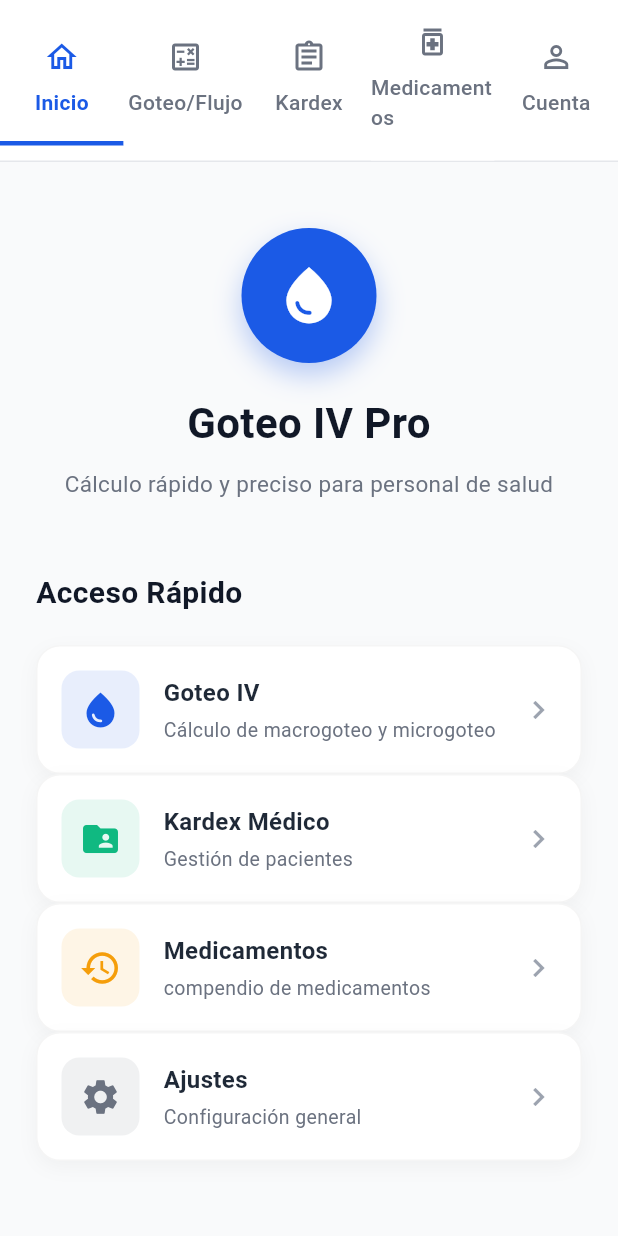
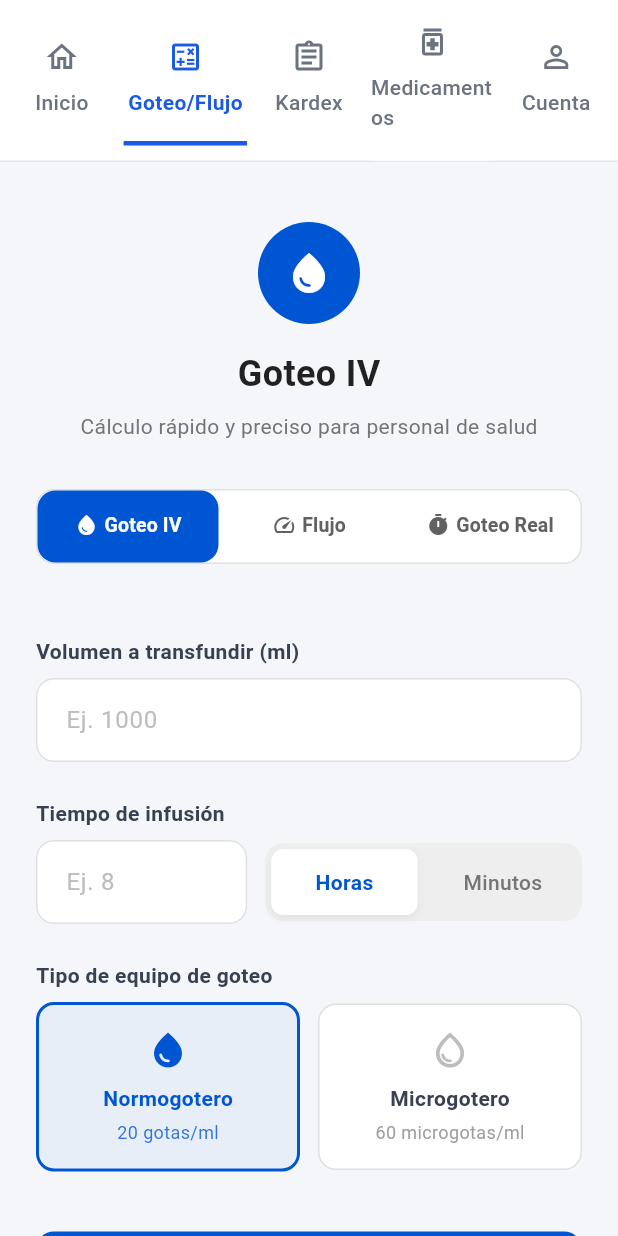
Before and after one commit to danielibarra182-afk/nursestation-, a Flutter app: the screen it shows after launch, after a tap on "Goteo IV", on a phone screen of 412 x 824 dp. Run offline on Flutter 3.47's test engine with Material 3 defaults, Android fonts, the phone set to English and light mode, and no system bars; our stand-ins replace hive, hive_flutter; accounts and stored records are empty; generated files the repository leaves out were written again.

Commit message:
agregue la interfase goteoiv

```diff
--- a/lib/main.dart
+++ b/lib/main.dart
@@ -1,7 +1,10 @@
 import 'package:flutter/material.dart';
 import 'screens/inicio_screen.dart';
+import 'services/hive_service.dart';
 
-void main() {
+void main() async {
+  WidgetsFlutterBinding.ensureInitialized();
+  await HiveService.init();
   runApp(const MyApp());
 }
 
@@ -16,71 +19,3 @@ class MyApp extends StatelessWidget {
     );
   }
 }
-
-class CalculadoraGoteo extends StatefulWidget {
-  const CalculadoraGoteo({super.key});
-
-  @override
-  State<CalculadoraGoteo> createState() => _CalculadoraGoteoState();
-}
-
-class _CalculadoraGoteoState extends State<CalculadoraGoteo> {
-  final TextEditingController mlController = TextEditingController();
-  final TextEditingController tiempoController = TextEditingController();
-
-  int factor = 20;
-  double resultado = 0;
-
-  void calcular() {
-    double ml = double.tryParse(mlController.text) ?? 0;
-    double tiempo = double.tryParse(tiempoController.text) ?? 1;
-
-    setState(() {
-      resultado = (ml * factor) / tiempo;
-    });
-  }
-
-  @override
-  Widget build(BuildContext context) {
-    return Scaffold(
-      appBar: AppBar(title: const Text("Goteo IV")),
-      body: Padding(
-        padding: const EdgeInsets.all(20),
-        child: Column(
-          children: [
-            TextField(
-              controller: mlController,
-              keyboardType: TextInputType.number,
-              decoration: const InputDecoration(labelText: "Volumen (ml)"),
-            ),
-            TextField(
-              controller: tiempoController,
-              keyboardType: TextInputType.number,
-              decoration: const InputDecoration(labelText: "Tiempo (min)"),
-            ),
-            const SizedBox(height: 10),
-            DropdownButton<int>(
-              value: factor,
-              items: const [
-                DropdownMenuItem(value: 20, child: Text("Macrogotero (20)")),
-                DropdownMenuItem(value: 60, child: Text("Microgotero (60)")),
-              ],
-              onChanged: (value) {
-                setState(() {
-                  factor = value!;
-                });
-              },
-            ),
-            const SizedBox(height: 20),
-            ElevatedButton(onPressed: calcular, child: const Text("Calcular")),
-            const SizedBox(height: 20),
-            Text(
-              "Resultado: ${resultado.toStringAsFixed(2)} gotas/min",
-              style: const TextStyle(fontSize: 20),
-            ),
-          ],
-        ),
-      ),
-    );
-  }
-}
--- /dev/null
+++ b/lib/screens/goteo_flujo/calculadora_maestra_screen.dart
@@ -0,0 +1,177 @@
+import 'package:flutter/material.dart';
+import 'goteo_iv_view.dart';
+import 'flujo_iv_view.dart';
+import 'goteo_real_view.dart';
+
+class CalculadoraMaestraScreen extends StatefulWidget {
+  const CalculadoraMaestraScreen({super.key});
+
+  @override
+  State<CalculadoraMaestraScreen> createState() => _CalculadoraMaestraScreenState();
+}
+
+class _CalculadoraMaestraScreenState extends State<CalculadoraMaestraScreen>
+    with SingleTickerProviderStateMixin {
+  late TabController _tabController;
+
+  @override
+  void initState() {
+    super.initState();
+    _tabController = TabController(length: 3, vsync: this);
+    _tabController.addListener(() {
+      // Reconstruir para actualizar el título y el icono superior
+      if (mounted) setState(() {});
+    });
+  }
+
+  @override
+  void dispose() {
+    _tabController.dispose();
+    super.dispose();
+  }
+
+  String get _currentTitle {
+    switch (_tabController.index) {
+      case 1:
+        return 'Flujo';
+      case 2:
+        return 'Goteo Real';
+      case 0:
+      default:
+        return 'Goteo IV';
+    }
+  }
+
+  IconData get _currentIcon {
+    switch (_tabController.index) {
+      case 1:
+        return Icons.speed;
+      case 2:
+        return Icons.timer;
+      case 0:
+      default:
+        return Icons.water_drop;
+    }
+  }
+
+  @override
+  Widget build(BuildContext context) {
+    // Definimos el color principal usado en el diseño
+    const primaryBlue = Color(0xFF0056D2);
+
+    return Scaffold(
+      backgroundColor: const Color(0xFFF4F6F9), // Fondo azul/gris muy claro
+      body: Column(
+        children: [
+          const SizedBox(height: 40), // Espaciado superior
+
+          // --- Sección del Header (Icono circular y textos) ---
+          Container(
+            padding: const EdgeInsets.all(18),
+            decoration: const BoxDecoration(
+              color: primaryBlue,
+              shape: BoxShape.circle,
+            ),
+            child: Icon(
+              _currentIcon,
+              color: Colors.white,
+              size: 32,
+            ),
+          ),
+          const SizedBox(height: 16),
+          Text(
+            _currentTitle,
+            style: const TextStyle(
+              fontSize: 24,
+              fontWeight: FontWeight.bold,
+              color: Colors.black87,
+            ),
+          ),
+          const SizedBox(height: 8),
+          Text(
+            'Cálculo rápido y preciso para personal de salud',
+            style: TextStyle(
+              fontSize: 14,
+              color: Colors.grey.shade600,
+            ),
+          ),
+          const SizedBox(height: 32),
+
+          // --- TabBar central tipo "Segmented Control" ---
+          Padding(
+            padding: const EdgeInsets.symmetric(horizontal: 24.0),
+            child: Container(
+              height: 50,
+              decoration: BoxDecoration(
+                color: Colors.white,
+                borderRadius: BorderRadius.circular(12),
+                border: Border.all(color: Colors.grey.shade300),
+              ),
+              child: TabBar(
+                controller: _tabController,
+                indicatorSize: TabBarIndicatorSize.tab,
+                dividerColor: Colors.transparent, // Quita la linea base
+                indicator: BoxDecoration(
+                  borderRadius: BorderRadius.circular(12),
+                  color: primaryBlue,
+                ),
+                labelColor: Colors.white,
+                unselectedLabelColor: Colors.grey.shade700,
+                // Ajustamos padding para evitar overflow en pantallas pequeñas
+                labelPadding: EdgeInsets.zero,
+                tabs: const [
+                  Tab(
+                    child: Row(
+                      mainAxisAlignment: MainAxisAlignment.center,
+                      mainAxisSize: MainAxisSize.min,
+                      children: [
+                        Icon(Icons.water_drop, size: 16),
+                        SizedBox(width: 4),
+                        Text('Goteo IV', style: TextStyle(fontWeight: FontWeight.w600, fontSize: 13)),
+                      ],
+                    ),
+                  ),
+                  Tab(
+                    child: Row(
+                      mainAxisAlignment: MainAxisAlignment.center,
+                      mainAxisSize: MainAxisSize.min,
+                      children: [
+                        Icon(Icons.speed, size: 16),
+                        SizedBox(width: 4),
+                        Text('Flujo', style: TextStyle(fontWeight: FontWeight.w600, fontSize: 13)),
+                      ],
+                    ),
+                  ),
+                  Tab(
+                    child: Row(
+                      mainAxisAlignment: MainAxisAlignment.center,
+                      mainAxisSize: MainAxisSize.min,
+                      children: [
+                        Icon(Icons.timer, size: 16),
+                        SizedBox(width: 4),
+                        Text('Goteo Real', style: TextStyle(fontWeight: FontWeight.w600, fontSize: 13)),
+                      ],
+                    ),
+                  ),
+                ],
+              ),
+            ),
+          ),
+          const SizedBox(height: 24),
+
+          // --- Vistas de cada pestaña ---
+          Expanded(
+            child: TabBarView(
+              controller: _tabController,
+              children: const [
+                GoteoIVView(),
+                FlujoIVView(),
+                GoteoRealView(),
+              ],
+            ),
+          ),
+        ],
+      ),
+    );
+  }
+}
--- /dev/null
+++ b/lib/screens/goteo_flujo/flujo_iv_view.dart
@@ -0,0 +1,12 @@
+import 'package:flutter/material.dart';
+
+class FlujoIVView extends StatelessWidget {
+  const FlujoIVView({super.key});
+
+  @override
+  Widget build(BuildContext context) {
+    return const Center(
+      child: Text('Flujo IV View'),
+    );
+  }
+}
--- /dev/null
+++ b/lib/screens/goteo_flujo/goteo_iv_view.dart
@@ -0,0 +1,263 @@
+import 'package:flutter/material.dart';
+
+class GoteoIVView extends StatefulWidget {
+  const GoteoIVView({super.key});
+
+  @override
+  State<GoteoIVView> createState() => _GoteoIVViewState();
+}
+
+class _GoteoIVViewState extends State<GoteoIVView> {
+  // Controladores para los campos de texto
+  final TextEditingController _volumenController = TextEditingController();
+  final TextEditingController _tiempoController = TextEditingController();
+
+  // Variables de estado para las opciones
+  bool _isHoras = true; // true = horas, false = minutos
+  bool _isNormogotero = true; // true = normogotero, false = microgotero
+
+  // Mismo color primario utilizado en la calculadora maestra
+  final Color _primaryBlue = const Color(0xFF0056D2);
+
+  @override
+  void dispose() {
+    _volumenController.dispose();
+    _tiempoController.dispose();
+    super.dispose();
+  }
+
+  // Widget de ayuda para mantener consistencia en las etiquetas
+  Widget _buildLabel(String text) {
+    return Padding(
+      padding: const EdgeInsets.only(bottom: 8.0),
+      child: Text(
+        text,
+        style: const TextStyle(
+          fontSize: 14,
+          fontWeight: FontWeight.w600,
+          color: Color(0xFF374151), // Gris oscuro
+        ),
+      ),
+    );
+  }
+
+  // Widget de ayuda para los inputs de texto
+  InputDecoration _buildInputDecoration(String hint) {
+    return InputDecoration(
+      hintText: hint,
+      hintStyle: TextStyle(color: Colors.grey.shade400),
+      filled: true,
+      fillColor: Colors.white,
+      contentPadding: const EdgeInsets.symmetric(horizontal: 16, vertical: 16),
+      border: OutlineInputBorder(
+        borderRadius: BorderRadius.circular(12),
+        borderSide: BorderSide(color: Colors.grey.shade300),
+      ),
+      enabledBorder: OutlineInputBorder(
+        borderRadius: BorderRadius.circular(12),
+        borderSide: BorderSide(color: Colors.grey.shade300),
+      ),
+      focusedBorder: OutlineInputBorder(
+        borderRadius: BorderRadius.circular(12),
+        borderSide: BorderSide(color: _primaryBlue, width: 2),
+      ),
+    );
+  }
+
+  @override
+  Widget build(BuildContext context) {
+    return SingleChildScrollView(
+      padding: const EdgeInsets.all(24.0),
+      child: Column(
+        crossAxisAlignment: CrossAxisAlignment.stretch,
+        children: [
+          // --- SECCIÓN 1: VOLUMEN ---
+          _buildLabel('Volumen a transfundir (ml)'),
+          TextField(
+            controller: _volumenController,
+            keyboardType: TextInputType.number,
+            decoration: _buildInputDecoration('Ej. 1000'),
+          ),
+          const SizedBox(height: 24),
+
+          // --- SECCIÓN 2: TIEMPO Y UNIDAD ---
+          _buildLabel('Tiempo de infusión'),
+          Row(
+            children: [
+              // Input numérico del tiempo
+              Expanded(
+                flex: 2,
+                child: TextField(
+                  controller: _tiempoController,
+                  keyboardType: TextInputType.number,
+                  decoration: _buildInputDecoration('Ej. 8'),
+                ),
+              ),
+              const SizedBox(width: 12),
+              // Selector (Toggle) de Horas / Minutos
+              Expanded(
+                flex: 3,
+                child: Container(
+                  height: 52, // Alineado con la altura estándar del TextField
+                  decoration: BoxDecoration(
+                    color: Colors.grey.shade200,
+                    borderRadius: BorderRadius.circular(12),
+                  ),
+                  child: Row(
+                    children: [
+                      Expanded(
+                        child: GestureDetector(
+                          onTap: () => setState(() => _isHoras = true),
+                          child: Container(
+                            margin: const EdgeInsets.all(4),
+                            decoration: BoxDecoration(
+                              color: _isHoras ? Colors.white : Colors.transparent,
+                              borderRadius: BorderRadius.circular(8),
+                              boxShadow: _isHoras
+                                  ? [BoxShadow(color: Colors.black.withOpacity(0.05), blurRadius: 4, offset: const Offset(0, 2))]
+                                  : null,
+                            ),
+                            alignment: Alignment.center,
+                            child: Text(
+                              'Horas',
+                              style: TextStyle(
+                                fontWeight: _isHoras ? FontWeight.bold : FontWeight.w500,
+                                color: _isHoras ? _primaryBlue : Colors.grey.shade600,
+                              ),
+                            ),
+                          ),
+                        ),
+                      ),
+                      Expanded(
+                        child: GestureDetector(
+                          onTap: () => setState(() => _isHoras = false),
+                          child: Container(
+                            margin: const EdgeInsets.all(4),
+                            decoration: BoxDecoration(
+                              color: !_isHoras ? Colors.white : Colors.transparent,
+                              borderRadius: BorderRadius.circular(8),
+                              boxShadow: !_isHoras
+                                  ? [BoxShadow(color: Colors.black.withOpacity(0.05), blurRadius: 4, offset: const Offset(0, 2))]
+                                  : null,
+                            ),
+                            alignment: Alignment.center,
+                            child: Text(
+                              'Minutos',
+                              style: TextStyle(
+                                fontWeight: !_isHoras ? FontWeight.bold : FontWeight.w500,
+                                color: !_isHoras ? _primaryBlue : Colors.grey.shade600,
+                              ),
+                            ),
+                          ),
+                        ),
+                      ),
+                    ],
+                  ),
+                ),
+              ),
+            ],
+          ),
+          const SizedBox(height: 24),
+
+          // --- SECCIÓN 3: TIPO DE EQUIPO ---
+          _buildLabel('Tipo de equipo de goteo'),
+          Row(
+            children: [
+              Expanded(
+                child: _buildEquipoCard(
+                  title: 'Normogotero',
+                  subtitle: '20 gotas/ml',
+                  isSelected: _isNormogotero,
+                  onTap: () => setState(() => _isNormogotero = true),
+                ),
+              ),
+              const SizedBox(width: 12),
+              Expanded(
+                child: _buildEquipoCard(
+                  title: 'Microgotero',
+                  subtitle: '60 microgotas/ml',
+                  isSelected: !_isNormogotero,
+                  onTap: () => setState(() => _isNormogotero = false),
+                ),
+              ),
+            ],
+          ),
+          const SizedBox(height: 40),
+
+          // --- SECCIÓN 4: BOTÓN CALCULAR ---
+          ElevatedButton(
+            onPressed: () {
+              // TODO: Implementar lógica de cálculo
+              FocusScope.of(context).unfocus(); // Ocultar el teclado al calcular
+            },
+            style: ElevatedButton.styleFrom(
+              backgroundColor: _primaryBlue,
+              foregroundColor: Colors.white,
+              padding: const EdgeInsets.symmetric(vertical: 16),
+              shape: RoundedRectangleBorder(
+                borderRadius: BorderRadius.circular(12),
+              ),
+              elevation: 0,
+            ),
+            child: const Text(
+              'Calcular',
+              style: TextStyle(
+                fontSize: 16,
+                fontWeight: FontWeight.bold,
+              ),
+            ),
+          ),
+        ],
+      ),
+    );
+  }
+
+  // Widget de ayuda para construir las tarjetas seleccionables de equipo
+  Widget _buildEquipoCard({
+    required String title,
+    required String subtitle,
+    required bool isSelected,
+    required VoidCallback onTap,
+  }) {
+    return GestureDetector(
+      onTap: onTap,
+      child: AnimatedContainer(
+        duration: const Duration(milliseconds: 200),
+        padding: const EdgeInsets.symmetric(vertical: 16, horizontal: 8),
+        decoration: BoxDecoration(
+          color: isSelected ? _primaryBlue.withOpacity(0.05) : Colors.white,
+          borderRadius: BorderRadius.circular(12),
+          border: Border.all(
+            color: isSelected ? _primaryBlue : Colors.grey.shade300,
+            width: isSelected ? 2 : 1,
+          ),
+        ),
+        child: Column(
+          children: [
+            Icon(
+              isSelected ? Icons.water_drop : Icons.water_drop_outlined,
+              color: isSelected ? _primaryBlue : Colors.grey.shade400,
+              size: 28,
+            ),
+            const SizedBox(height: 8),
+            Text(
+              title,
+              style: TextStyle(
+                fontWeight: FontWeight.bold,
+                color: isSelected ? _primaryBlue : const Color(0xFF374151),
+              ),
+            ),
+            const SizedBox(height: 4),
+            Text(
+              subtitle,
+              style: TextStyle(
+                fontSize: 12,
+                color: isSelected ? _primaryBlue.withOpacity(0.8) : Colors.grey.shade500,
+              ),
+            ),
+          ],
+        ),
+      ),
+    );
+  }
+}
--- /dev/null
+++ b/lib/screens/goteo_flujo/goteo_real_view.dart
@@ -0,0 +1,12 @@
+import 'package:flutter/material.dart';
+
+class GoteoRealView extends StatelessWidget {
+  const GoteoRealView({super.key});
+
+  @override
+  Widget build(BuildContext context) {
+    return const Center(
+      child: Text('Goteo Real View'),
+    );
+  }
+}
--- /dev/null
+++ b/lib/screens/goteo_screen.dart
@@ -0,0 +1,69 @@
+import 'package:flutter/material.dart';
+
+class CalculadoraGoteo extends StatefulWidget {
+  const CalculadoraGoteo({super.key});
+
+  @override
+  State<CalculadoraGoteo> createState() => _CalculadoraGoteoState();
+}
+
+class _CalculadoraGoteoState extends State<CalculadoraGoteo> {
+  final TextEditingController mlController = TextEditingController();
+  final TextEditingController tiempoController = TextEditingController();
+
+  int factor = 20;
+  double resultado = 0;
+
+  void calcular() {
+    double ml = double.tryParse(mlController.text) ?? 0;
+    double tiempo = double.tryParse(tiempoController.text) ?? 1;
+
+    setState(() {
+      resultado = (ml * factor) / tiempo;
+    });
+  }
+
+  @override
+  Widget build(BuildContext context) {
+    return Scaffold(
+      appBar: AppBar(title: const Text("Goteo IV")),
+      body: Padding(
+        padding: const EdgeInsets.all(20),
+        child: Column(
+          children: [
+            TextField(
+               controller: mlController,
+               keyboardType: TextInputType.number,
+               decoration: const InputDecoration(labelText: "Volumen (ml)"),
+            ),
+            TextField(
+               controller: tiempoController,
+               keyboardType: TextInputType.number,
+               decoration: const InputDecoration(labelText: "Tiempo (min)"),
+            ),
+            const SizedBox(height: 10),
+            DropdownButton<int>(
+               value: factor,
+               items: const [
+                 DropdownMenuItem(value: 20, child: Text("Macrogotero (20)")),
+                 DropdownMenuItem(value: 60, child: Text("Microgotero (60)")),
+               ],
+               onChanged: (value) {
+                 setState(() {
+                   factor = value!;
+                 });
+               },
+            ),
+            const SizedBox(height: 20),
+            ElevatedButton(onPressed: calcular, child: const Text("Calcular")),
+            const SizedBox(height: 20),
+            Text(
+               "Resultado: ${resultado.toStringAsFixed(2)} gotas/min",
+               style: const TextStyle(fontSize: 20),
+            ),
+          ],
+        ),
+      ),
+    );
+  }
+}
--- a/lib/screens/inicio_screen.dart
+++ b/lib/screens/inicio_screen.dart
@@ -1,6 +1,7 @@
 import 'package:flutter/material.dart';
 import '../widgets/quick_acces_card.dart';
 import '../widgets/top_icon.dart';
+import 'goteo_flujo/calculadora_maestra_screen.dart';
 
 class InicioScreen extends StatefulWidget {
   const InicioScreen({super.key});
@@ -77,27 +78,28 @@ class _InicioScreenState extends State<InicioScreen> {
             ),
             const SizedBox(height: 20),
             // Lista de accesos rápidos
-            const Column(
+            Column(
               children: [
                 QuickAccessCard(
                   title: 'Goteo IV',
                   subtitle: 'Cálculo de macrogoteo y microgoteo',
                   icon: Icons.water_drop,
-                  iconColor: Color(0xFF1B5AE6),
+                  iconColor: const Color(0xFF1B5AE6),
+                  onTap: () => setState(() => _selectedIndex = 1),
                 ),
-                QuickAccessCard(
+                const QuickAccessCard(
                   title: 'Kardex Médico',
                   subtitle: 'Gestión de pacientes',
                   icon: Icons.folder_shared,
                   iconColor: Color(0xFF10B981),
                 ),
-                QuickAccessCard(
+                const QuickAccessCard(
                   title: 'Medicamentos',
                   subtitle: 'compendio de medicamentos',
                   icon: Icons.history,
                   iconColor: Color(0xFFF59E0B),
                 ),
-                QuickAccessCard(
+                const QuickAccessCard(
                   title: 'Ajustes',
                   subtitle: 'Configuración general',
                   icon: Icons.settings,
@@ -132,7 +134,7 @@ class _InicioScreenState extends State<InicioScreen> {
         content = _buildInicioContent();
         break;
       case 1:
-        content = _buildPlaceholder('Goteo/Flujo');
+        content = const CalculadoraMaestraScreen();
         break;
       case 2:
         content = _buildPlaceholder('Kardex');
```
Also changed, not shown: flutter_02.png (added), 1 other file.
